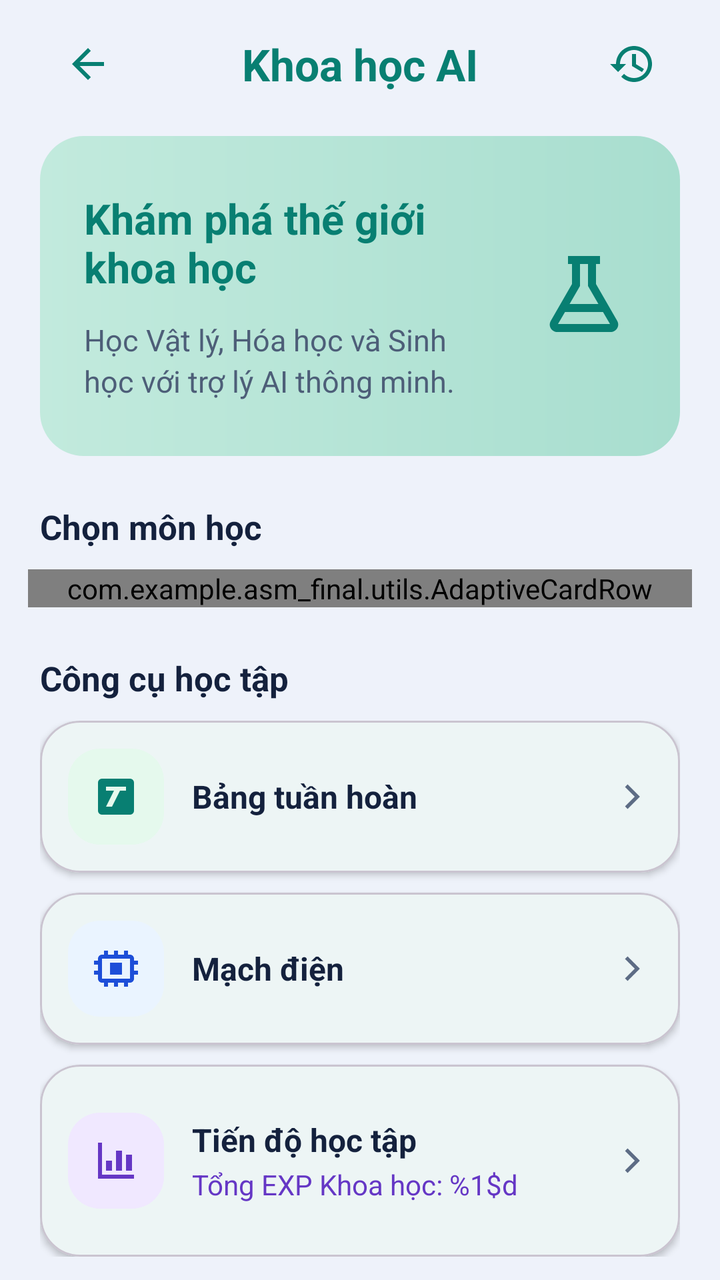
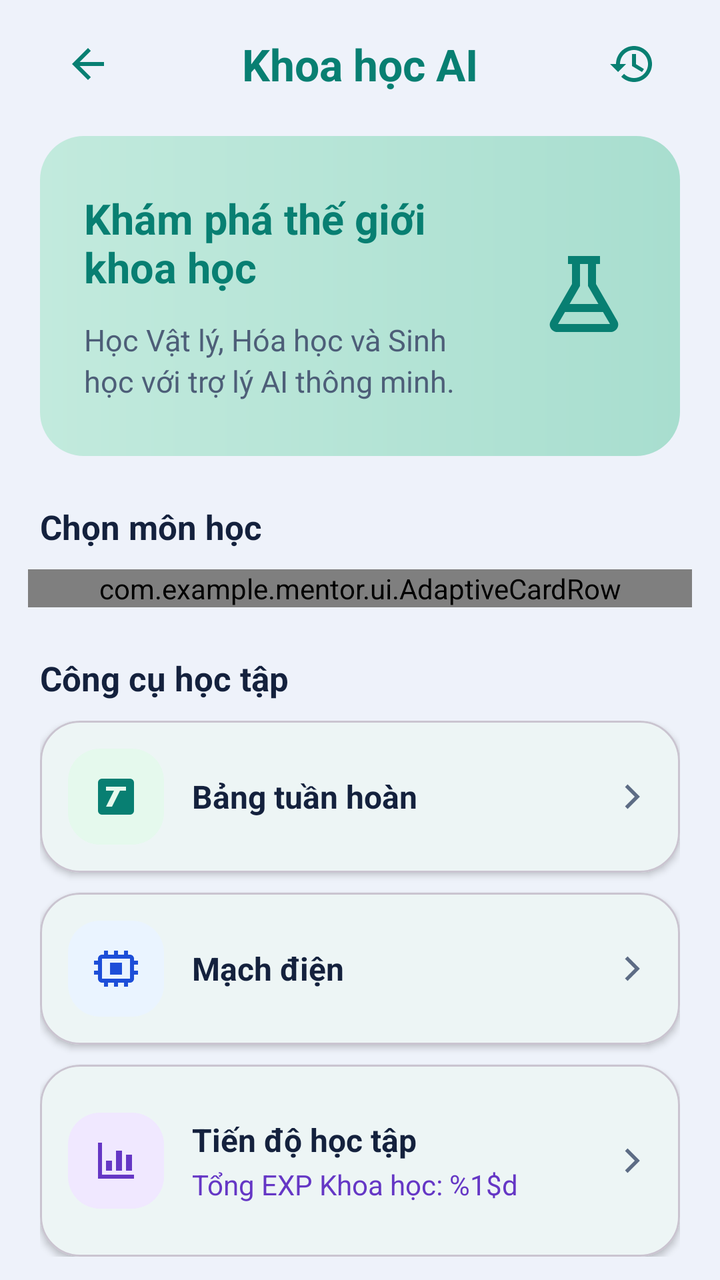

Before-and-after screenshots of an Android layout around one commit, followed by the original layout XML and the change that was made.
<!-- AndroidManifest.xml: application theme Theme.ScienceFeature -->
<!-- res/layout/fragment_science_home.xml -->
<androidx.core.widget.NestedScrollView xmlns:android="http://schemas.android.com/apk/res/android" xmlns:app="http://schemas.android.com/apk/res-auto" android:layout_width="match_parent" android:layout_height="match_parent" android:background="@color/science_background" android:clipToPadding="false" android:fillViewport="true" android:overScrollMode="never">
<LinearLayout android:layout_width="match_parent" android:layout_height="wrap_content" android:orientation="vertical" android:paddingBottom="28dp">

<LinearLayout android:layout_width="match_parent" android:layout_height="@dimen/science_app_bar_height" android:gravity="center_vertical" android:orientation="horizontal" android:paddingStart="@dimen/science_page_padding" android:paddingEnd="@dimen/science_page_padding">
    <ImageButton android:id="@+id/buttonHomeBack" android:layout_width="48dp" android:layout_height="48dp" android:background="?attr/selectableItemBackgroundBorderless" android:contentDescription="@string/science_back" android:padding="9dp" android:src="@drawable/ic_science_back" app:tint="@color/science_home_color" />
    <TextView style="@style/ScienceScreenTitle" android:layout_width="0dp" android:layout_height="wrap_content" android:layout_weight="1" android:text="@string/science_home_title" android:textColor="@color/science_home_color" />
    <ImageButton android:id="@+id/buttonHomeAction" android:layout_width="48dp" android:layout_height="48dp" android:background="?attr/selectableItemBackgroundBorderless" android:contentDescription="@string/science_nav_history" android:padding="8dp" android:src="@drawable/ic_science_history" app:tint="@color/science_home_color" />
</LinearLayout>

<LinearLayout android:layout_width="match_parent" android:layout_height="wrap_content" android:layout_marginStart="@dimen/science_page_padding" android:layout_marginTop="4dp" android:layout_marginEnd="@dimen/science_page_padding" android:background="@drawable/science_hero_home" android:orientation="horizontal" android:gravity="center_vertical" android:minHeight="@dimen/science_hero_height" android:paddingTop="20dp" android:paddingBottom="20dp">
    <LinearLayout android:layout_width="0dp" android:layout_height="wrap_content" android:gravity="center_vertical" android:orientation="vertical" android:paddingStart="22dp" android:paddingEnd="8dp" android:layout_weight="1">
        <TextView style="@style/ScienceHeroTitle" android:layout_width="match_parent" android:layout_height="wrap_content" android:text="@string/science_home_hero_title" android:textColor="@color/science_home_color" />
        <TextView style="@style/ScienceHeroDescription" android:layout_width="match_parent" android:layout_height="wrap_content" android:layout_marginTop="12dp" android:text="@string/science_home_hero_description" />
    </LinearLayout>
    <ImageView android:layout_width="64dp" android:layout_height="76dp" android:layout_gravity="center_vertical|end" android:layout_marginEnd="16dp" android:contentDescription="@string/science_home_hero_title" android:padding="8dp" android:src="@drawable/ic_science_chemistry" app:tint="@color/science_home_color" />
</LinearLayout>
<TextView style="@style/ScienceSectionTitle" android:layout_width="wrap_content" android:layout_height="wrap_content" android:layout_marginStart="@dimen/science_page_padding" android:layout_marginTop="@dimen/science_section_spacing" android:text="@string/science_subjects" />
<com.example.asm_final.utils.AdaptiveCardRow android:layout_width="match_parent" android:layout_height="wrap_content" android:layout_marginStart="14dp" android:layout_marginTop="10dp" android:layout_marginEnd="14dp" android:orientation="horizontal">
    <com.google.android.material.card.MaterialCardView android:id="@+id/cardHomePhysics" android:layout_width="0dp" android:layout_height="wrap_content" android:layout_margin="6dp" android:layout_weight="1" android:clickable="true" android:focusable="true" app:cardBackgroundColor="@color/science_surface" app:cardCornerRadius="@dimen/science_card_radius" app:cardElevation="2dp" android:minHeight="156dp">
        <LinearLayout android:layout_width="match_parent" android:layout_height="match_parent" android:gravity="center" android:orientation="vertical" android:padding="10dp">
            <FrameLayout android:layout_width="56dp" android:layout_height="56dp" android:background="@drawable/science_icon_bg_blue" android:padding="14dp"><ImageView android:layout_width="match_parent" android:layout_height="match_parent" android:contentDescription="@string/science_physics" android:src="@drawable/ic_science_physics" app:tint="@color/science_solve_color" /></FrameLayout>
            <TextView style="@style/ScienceMenuCardTitle" android:layout_width="wrap_content" android:layout_height="wrap_content" android:layout_marginTop="9dp" android:text="@string/science_physics" />
            <TextView style="@style/ScienceMenuCardDescription" android:layout_width="match_parent" android:layout_height="wrap_content" android:layout_marginTop="3dp" android:gravity="center" android:maxLines="2" android:text="@string/science_physics_description" />
        </LinearLayout>
    </com.google.android.material.card.MaterialCardView>
    <com.google.android.material.card.MaterialCardView android:id="@+id/cardHomeChemistry" android:layout_width="0dp" android:layout_height="wrap_content" android:layout_margin="6dp" android:layout_weight="1" android:clickable="true" android:focusable="true" app:cardBackgroundColor="@color/science_surface" app:cardCornerRadius="@dimen/science_card_radius" app:cardElevation="2dp" android:minHeight="156dp">
        <LinearLayout android:layout_width="match_parent" android:layout_height="match_parent" android:gravity="center" android:orientation="vertical" android:padding="10dp">
            <FrameLayout android:layout_width="56dp" android:layout_height="56dp" android:background="@drawable/science_icon_bg_green" android:padding="14dp"><ImageView android:layout_width="match_parent" android:layout_height="match_parent" android:contentDescription="@string/science_chemistry" android:src="@drawable/ic_science_chemistry" app:tint="@color/science_history_color" /></FrameLayout>
            <TextView style="@style/ScienceMenuCardTitle" android:layout_width="wrap_content" android:layout_height="wrap_content" android:layout_marginTop="9dp" android:text="@string/science_chemistry" />
            <TextView style="@style/ScienceMenuCardDescription" android:layout_width="match_parent" android:layout_height="wrap_content" android:layout_marginTop="3dp" android:gravity="center" android:maxLines="2" android:text="@string/science_chemistry_description" />
        </LinearLayout>
    </com.google.android.material.card.MaterialCardView>
    <com.google.android.material.card.MaterialCardView android:id="@+id/cardHomeBiology" android:layout_width="0dp" android:layout_height="wrap_content" android:layout_margin="6dp" android:layout_weight="1" android:clickable="true" android:focusable="true" app:cardBackgroundColor="@color/science_surface" app:cardCornerRadius="@dimen/science_card_radius" app:cardElevation="2dp" android:minHeight="156dp">
        <LinearLayout android:layout_width="match_parent" android:layout_height="match_parent" android:gravity="center" android:orientation="vertical" android:padding="10dp">
            <FrameLayout android:layout_width="56dp" android:layout_height="56dp" android:background="@drawable/science_icon_bg_purple" android:padding="14dp"><ImageView android:layout_width="match_parent" android:layout_height="match_parent" android:contentDescription="@string/science_biology" android:src="@drawable/ic_science_biology" app:tint="@color/science_quiz_color" /></FrameLayout>
            <TextView style="@style/ScienceMenuCardTitle" android:layout_width="wrap_content" android:layout_height="wrap_content" android:layout_marginTop="9dp" android:text="@string/science_biology" />
            <TextView style="@style/ScienceMenuCardDescription" android:layout_width="match_parent" android:layout_height="wrap_content" android:layout_marginTop="3dp" android:gravity="center" android:maxLines="2" android:text="@string/science_biology_description" />
        </LinearLayout>
    </com.google.android.material.card.MaterialCardView>
</com.example.asm_final.utils.AdaptiveCardRow>
<TextView style="@style/ScienceSectionTitle" android:layout_width="wrap_content" android:layout_height="wrap_content" android:layout_marginStart="@dimen/science_page_padding" android:layout_marginTop="@dimen/science_section_spacing" android:text="@string/science_quick_tools" />
<LinearLayout android:layout_width="match_parent" android:layout_height="wrap_content" android:layout_marginStart="@dimen/science_page_padding" android:layout_marginTop="10dp" android:layout_marginEnd="@dimen/science_page_padding" android:orientation="vertical">
    <com.google.android.material.card.MaterialCardView android:id="@+id/cardHomePeriodicTable" android:layout_width="match_parent" android:layout_height="76dp" android:layout_marginBottom="10dp" android:clickable="true" android:focusable="true" app:cardBackgroundColor="@color/science_surface" app:cardCornerRadius="@dimen/science_small_card_radius" app:cardElevation="2dp"><LinearLayout android:layout_width="match_parent" android:layout_height="match_parent" android:gravity="center_vertical" android:orientation="horizontal" android:padding="14dp"><FrameLayout android:layout_width="48dp" android:layout_height="48dp" android:background="@drawable/science_icon_bg_green" android:padding="12dp"><ImageView android:layout_width="match_parent" android:layout_height="match_parent" android:contentDescription="@string/science_periodic_table" android:src="@drawable/ic_science_formula" app:tint="@color/science_history_color" /></FrameLayout><TextView style="@style/ScienceMenuCardTitle" android:layout_width="0dp" android:layout_height="wrap_content" android:layout_marginStart="14dp" android:layout_weight="1" android:text="@string/science_periodic_table" /><ImageView android:layout_width="22dp" android:layout_height="22dp" android:contentDescription="@null" android:src="@drawable/ic_science_arrow_right" app:tint="@color/science_nav_unselected" /></LinearLayout></com.google.android.material.card.MaterialCardView>
    <com.google.android.material.card.MaterialCardView android:id="@+id/cardHomeCircuit" android:layout_width="match_parent" android:layout_height="76dp" android:layout_marginBottom="10dp" android:clickable="true" android:focusable="true" app:cardBackgroundColor="@color/science_surface" app:cardCornerRadius="@dimen/science_small_card_radius" app:cardElevation="2dp"><LinearLayout android:layout_width="match_parent" android:layout_height="match_parent" android:gravity="center_vertical" android:orientation="horizontal" android:padding="14dp"><FrameLayout android:layout_width="48dp" android:layout_height="48dp" android:background="@drawable/science_icon_bg_blue" android:padding="12dp"><ImageView android:layout_width="match_parent" android:layout_height="match_parent" android:contentDescription="@string/science_circuit" android:src="@drawable/ic_science_circuit" app:tint="@color/science_solve_color" /></FrameLayout><TextView style="@style/ScienceMenuCardTitle" android:layout_width="0dp" android:layout_height="wrap_content" android:layout_marginStart="14dp" android:layout_weight="1" android:text="@string/science_circuit" /><ImageView android:layout_width="22dp" android:layout_height="22dp" android:contentDescription="@null" android:src="@drawable/ic_science_arrow_right" app:tint="@color/science_nav_unselected" /></LinearLayout></com.google.android.material.card.MaterialCardView>
    <com.google.android.material.card.MaterialCardView android:id="@+id/cardHomeProgress" android:layout_width="match_parent" android:layout_height="96dp" android:clickable="true" android:focusable="true" app:cardBackgroundColor="@color/science_surface" app:cardCornerRadius="@dimen/science_small_card_radius" app:cardElevation="2dp"><LinearLayout android:layout_width="match_parent" android:layout_height="match_parent" android:gravity="center_vertical" android:orientation="horizontal" android:padding="14dp"><FrameLayout android:layout_width="48dp" android:layout_height="48dp" android:background="@drawable/science_icon_bg_purple" android:padding="12dp"><ImageView android:layout_width="match_parent" android:layout_height="match_parent" android:contentDescription="@string/science_progress" android:src="@drawable/ic_science_progress" app:tint="@color/science_quiz_color" /></FrameLayout><LinearLayout android:layout_width="0dp" android:layout_height="wrap_content" android:layout_marginStart="14dp" android:layout_weight="1" android:orientation="vertical"><TextView style="@style/ScienceMenuCardTitle" android:layout_width="match_parent" android:layout_height="wrap_content" android:text="@string/science_progress" /><TextView android:id="@+id/tvHomeScienceExp" style="@style/ScienceMenuCardDescription" android:layout_width="match_parent" android:layout_height="wrap_content" android:layout_marginTop="2dp" android:text="@string/science_total_exp_format" android:textColor="@color/science_quiz_color" /></LinearLayout><ImageView android:layout_width="22dp" android:layout_height="22dp" android:contentDescription="@null" android:src="@drawable/ic_science_arrow_right" app:tint="@color/science_nav_unselected" /></LinearLayout></com.google.android.material.card.MaterialCardView>
</LinearLayout>
</LinearLayout></androidx.core.widget.NestedScrollView>
<!-- resources referenced by this layout -->
<resources>
  <color name="science_background">#EEF2FA</color>
  <color name="science_history_color">#087F72</color>
  <color name="science_home_color">#087F72</color>
  <color name="science_nav_unselected">#5D6C85</color>
  <color name="science_quiz_color">#6537C5</color>
  <color name="science_solve_color">#1D4ED8</color>
  <color name="science_surface">#FFFFFF</color>
  <dimen name="science_app_bar_height">64dp</dimen>
  <dimen name="science_card_radius">20dp</dimen>
  <dimen name="science_hero_height">160dp</dimen>
  <dimen name="science_page_padding">20dp</dimen>
  <dimen name="science_section_spacing">24dp</dimen>
  <dimen name="science_small_card_radius">20dp</dimen>
  <string name="science_back">Quay lại</string>
  <string name="science_biology">Sinh học</string>
  <string name="science_biology_description">Tế bào, di truyền và sinh thái</string>
  <string name="science_chemistry">Hóa học</string>
  <string name="science_chemistry_description">Nguyên tố và phản ứng hóa học</string>
  <string name="science_circuit">Mạch điện</string>
  <string name="science_home_hero_description">Học Vật lý, Hóa học và Sinh học với trợ lý AI thông minh.</string>
  <string name="science_home_hero_title">Khám phá thế giới khoa học</string>
  <string name="science_home_title">Khoa học AI</string>
  <string name="science_nav_history">Lịch sử</string>
  <string name="science_periodic_table">Bảng tuần hoàn</string>
  <string name="science_physics">Vật lý</string>
  <string name="science_physics_description">Chuyển động, lực và năng lượng</string>
  <string name="science_progress">Tiến độ học tập</string>
  <string name="science_quick_tools">Công cụ học tập</string>
  <string name="science_subjects">Chọn môn học</string>
  <string name="science_total_exp_format">Tổng EXP Khoa học: %1$d</string>
  <style name="ScienceHeroDescription"><item name="android:textColor">@color/science_text_secondary</item><item name="android:textSize">15sp</item><item name="android:lineSpacingExtra">3dp</item></style>
  <style name="ScienceHeroTitle"><item name="android:textColor">@color/science_text_primary</item><item name="android:textSize">21sp</item><item name="android:textStyle">bold</item></style>
  <style name="ScienceMenuCardDescription"><item name="android:textColor">@color/science_text_secondary</item><item name="android:textSize">14sp</item><item name="android:lineSpacingExtra">2dp</item></style>
  <style name="ScienceMenuCardTitle"><item name="android:textColor">@color/science_text_primary</item><item name="android:textSize">16sp</item><item name="android:textStyle">bold</item></style>
  <style name="ScienceScreenTitle"><item name="android:textSize">22sp</item><item name="android:textStyle">bold</item><item name="android:gravity">center</item></style>
  <style name="ScienceSectionTitle"><item name="android:textColor">@color/science_text_primary</item><item name="android:textSize">17sp</item><item name="android:textStyle">bold</item></style>
  <color name="science_home_hero_start">#C2EADD</color>
  <color name="science_home_hero_end">#A8DECF</color>
  <dimen name="science_hero_corner">22dp</dimen>
  <color name="science_icon_blue_background">#EAF4FF</color>
  <color name="science_icon_green_background">#E5F9ED</color>
  <color name="science_icon_purple_background">#F0E8FF</color>
  <color name="science_text_secondary">#4D5E78</color>
  <color name="science_text_primary">#14213D</color>
  <color name="science_primary">#087F72</color>
  <color name="science_on_primary">#FFFFFF</color>
  <color name="science_primary_container">#CCEEE6</color>
  <style name="MentorWindowAnimation"><item name="android:activityOpenEnterAnimation">@anim/mentor_enter</item><item name="android:activityOpenExitAnimation">@anim/mentor_exit</item><item name="android:activityCloseEnterAnimation">@anim/mentor_enter</item><item name="android:activityCloseExitAnimation">@anim/mentor_exit</item></style>
  <color name="mentor_science_button">#087F72</color>
  <!-- unchanged entries left out for length: 16 -->
</resources>

<!-- the commit's change to res/layout/fragment_science_home.xml (unified diff, before → after) -->
@@ -15,7 +15,7 @@
     <ImageView android:layout_width="64dp" android:layout_height="76dp" android:layout_gravity="center_vertical|end" android:layout_marginEnd="16dp" android:contentDescription="@string/science_home_hero_title" android:padding="8dp" android:src="@drawable/ic_science_chemistry" app:tint="@color/science_home_color" />
 </LinearLayout>
 <TextView style="@style/ScienceSectionTitle" android:layout_width="wrap_content" android:layout_height="wrap_content" android:layout_marginStart="@dimen/science_page_padding" android:layout_marginTop="@dimen/science_section_spacing" android:text="@string/science_subjects" />
-<com.example.asm_final.utils.AdaptiveCardRow android:layout_width="match_parent" android:layout_height="wrap_content" android:layout_marginStart="14dp" android:layout_marginTop="10dp" android:layout_marginEnd="14dp" android:orientation="horizontal">
+<com.example.mentor.ui.AdaptiveCardRow android:layout_width="match_parent" android:layout_height="wrap_content" android:layout_marginStart="14dp" android:layout_marginTop="10dp" android:layout_marginEnd="14dp" android:orientation="horizontal">
     <com.google.android.material.card.MaterialCardView android:id="@+id/cardHomePhysics" android:layout_width="0dp" android:layout_height="wrap_content" android:layout_margin="6dp" android:layout_weight="1" android:clickable="true" android:focusable="true" app:cardBackgroundColor="@color/science_surface" app:cardCornerRadius="@dimen/science_card_radius" app:cardElevation="2dp" android:minHeight="156dp">
         <LinearLayout android:layout_width="match_parent" android:layout_height="match_parent" android:gravity="center" android:orientation="vertical" android:padding="10dp">
             <FrameLayout android:layout_width="56dp" android:layout_height="56dp" android:background="@drawable/science_icon_bg_blue" android:padding="14dp"><ImageView android:layout_width="match_parent" android:layout_height="match_parent" android:contentDescription="@string/science_physics" android:src="@drawable/ic_science_physics" app:tint="@color/science_solve_color" /></FrameLayout>
@@ -37,7 +37,7 @@
             <TextView style="@style/ScienceMenuCardDescription" android:layout_width="match_parent" android:layout_height="wrap_content" android:layout_marginTop="3dp" android:gravity="center" android:maxLines="2" android:text="@string/science_biology_description" />
         </LinearLayout>
     </com.google.android.material.card.MaterialCardView>
-</com.example.asm_final.utils.AdaptiveCardRow>
+</com.example.mentor.ui.AdaptiveCardRow>
 <TextView style="@style/ScienceSectionTitle" android:layout_width="wrap_content" android:layout_height="wrap_content" android:layout_marginStart="@dimen/science_page_padding" android:layout_marginTop="@dimen/science_section_spacing" android:text="@string/science_quick_tools" />
 <LinearLayout android:layout_width="match_parent" android:layout_height="wrap_content" android:layout_marginStart="@dimen/science_page_padding" android:layout_marginTop="10dp" android:layout_marginEnd="@dimen/science_page_padding" android:orientation="vertical">
     <com.google.android.material.card.MaterialCardView android:id="@+id/cardHomePeriodicTable" android:layout_width="match_parent" android:layout_height="76dp" android:layout_marginBottom="10dp" android:clickable="true" android:focusable="true" app:cardBackgroundColor="@color/science_surface" app:cardCornerRadius="@dimen/science_small_card_radius" app:cardElevation="2dp"><LinearLayout android:layout_width="match_parent" android:layout_height="match_parent" android:gravity="center_vertical" android:orientation="horizontal" android:padding="14dp"><FrameLayout android:layout_width="48dp" android:layout_height="48dp" android:background="@drawable/science_icon_bg_green" android:padding="12dp"><ImageView android:layout_width="match_parent" android:layout_height="match_parent" android:contentDescription="@string/science_periodic_table" android:src="@drawable/ic_science_formula" app:tint="@color/science_history_color" /></FrameLayout><TextView style="@style/ScienceMenuCardTitle" android:layout_width="0dp" android:layout_height="wrap_content" android:layout_marginStart="14dp" android:layout_weight="1" android:text="@string/science_periodic_table" /><ImageView android:layout_width="22dp" android:layout_height="22dp" android:contentDescription="@null" android:src="@drawable/ic_science_arrow_right" app:tint="@color/science_nav_unselected" /></LinearLayout></com.google.android.material.card.MaterialCardView>
<!-- resource entries referenced after the edit -->
@@ -47,7 +47,6 @@
   <color name="science_primary">#087F72</color>
   <color name="science_on_primary">#FFFFFF</color>
   <color name="science_primary_container">#CCEEE6</color>
-  <style name="MentorWindowAnimation"><item name="android:activityOpenEnterAnimation">@anim/mentor_enter</item><item name="android:activityOpenExitAnimation">@anim/mentor_exit</item><item name="android:activityCloseEnterAnimation">@anim/mentor_enter</item><item name="android:activityCloseExitAnimation">@anim/mentor_exit</item></style>
   <color name="mentor_science_button">#087F72</color>
   <!-- unchanged entries left out for length: 16 -->
 </resources>
